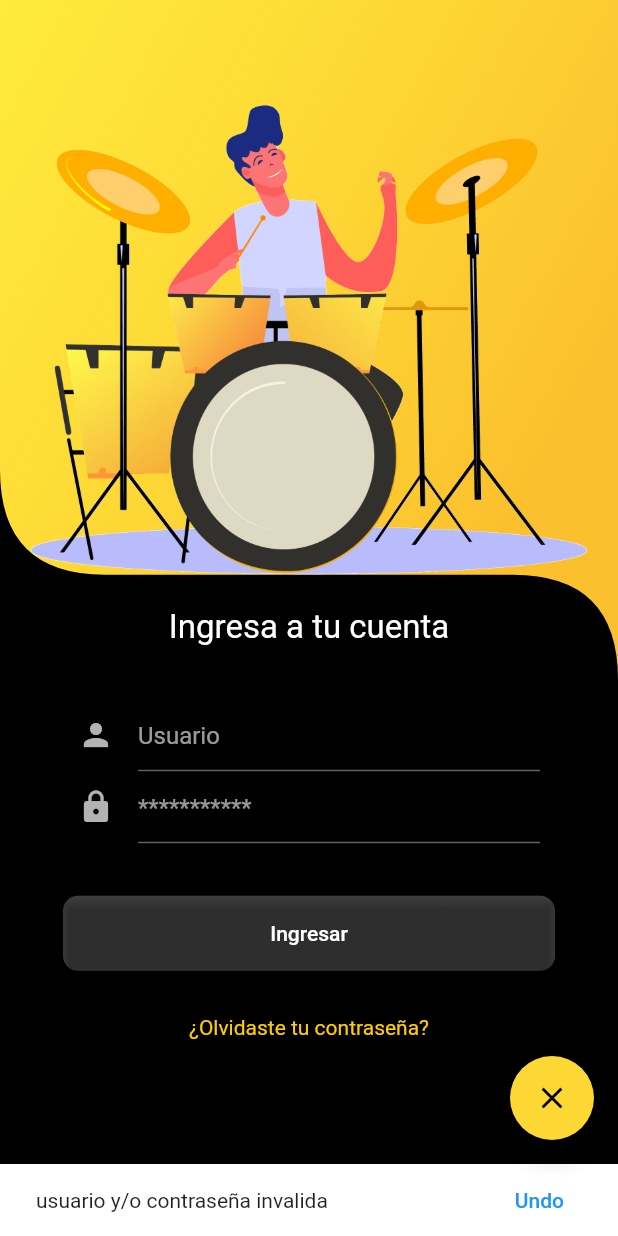
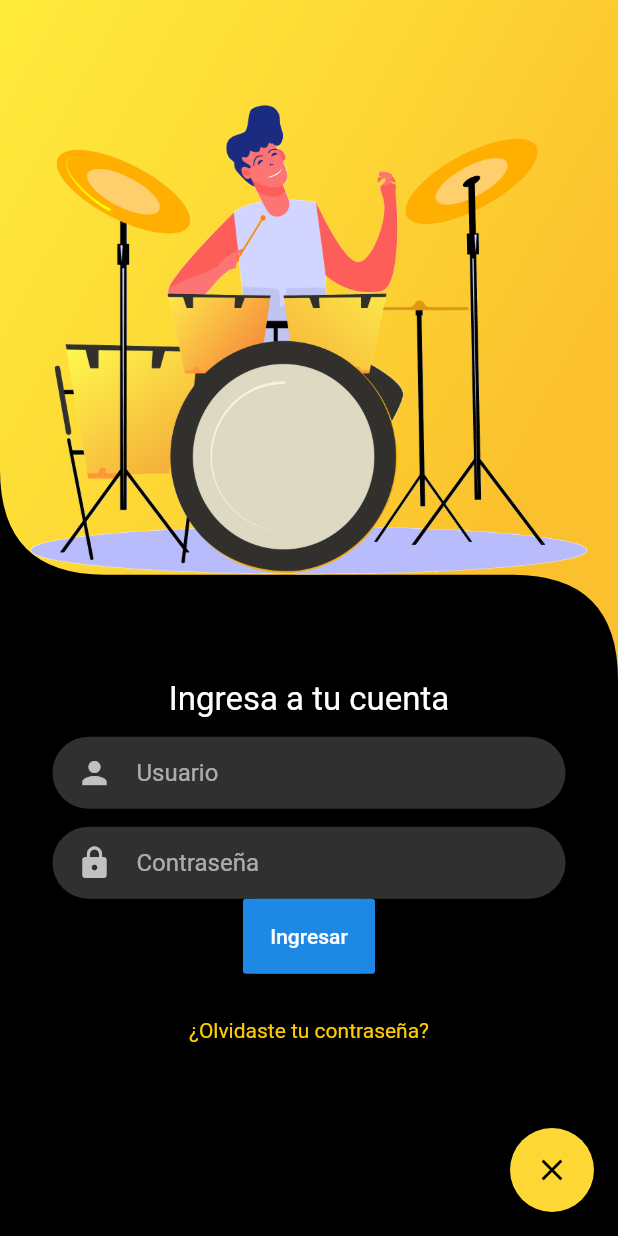
Before and after one commit to luisyozil/Proyecto_Ubicua, a Flutter app: the Login2 screen opened directly, after a tap on "Ingresar", on a phone screen of 412 x 824 dp. Run offline on Flutter 3.47's test engine with Material 2 defaults, Android fonts, the phone set to English and light mode, and no system bars; our stand-ins replace cloud_firestore, firebase_storage, image_picker, material_design_icons_flutter, simple_animations; missing offline and left inert: flutter_slider_indicator; accounts and stored records are empty; Roboto replaces fonts that are missing (Proxima_nova).

Commit message:
Se arreglo el login

```diff
--- a/lib/intro.dart
+++ b/lib/intro.dart
@@ -24,8 +24,7 @@ class _IntroPageState extends State<IntroPage> {
         currentPage = _pageController.page.round();
       });
     });
-    return MaterialApp(
-      home: Scaffold(
+    return  Scaffold(
         body: Stack(
           children: <Widget>[
             Container(
@@ -105,8 +104,7 @@ class _IntroPageState extends State<IntroPage> {
             )
           ],
         ),
-      ),
-    );
+      );
   }
 
 
--- a/lib/login2.dart
+++ b/lib/login2.dart
@@ -5,31 +5,33 @@ import 'Login.dart';
 import 'FadeAnimation.dart';
 import 'PantallaInicio.dart';
 
-class Login2 extends StatefulWidget{
-
+class Login2 extends StatefulWidget {
   @override
   _Login2PageState createState() => _Login2PageState();
 }
 
-class _Login2PageState extends State<Login2>{
+class _Login2PageState extends State<Login2> {
   var width, height;
   //static final GlobalKey<FormState> user = new GlobalKey<FormState>();
   @override
-  Widget build(BuildContext context){
+  Widget build(BuildContext context) {
     width = MediaQuery.of(context).size.width;
     height = MediaQuery.of(context).size.height;
     return Scaffold(
-      floatingActionButton: FloatingActionButton(onPressed: () {
+        floatingActionButton: FloatingActionButton(
+          onPressed: () {
             Navigator.push(
               context,
               MaterialPageRoute(builder: (context) => IntroPage()),
             );
-      },child: Icon(Icons.close),),
+          },
+          child: Icon(Icons.close),
+        ),
         body: SingleChildScrollView(
-        child:
+          child: Column(
+            children: <Widget>[
               Stack(
                 children: <Widget>[
-              _form(height),
                   Hero(
                     tag: 'clipper',
                     child: ClipPath(
@@ -38,166 +40,127 @@ class _Login2PageState extends State<Login2>{
                         height: height * .55,
                         alignment: Alignment.center,
                         decoration: BoxDecoration(
-                        gradient: LinearGradient(colors:[
+                            gradient: LinearGradient(
+                          colors: [
                             Colors.yellow[500],
                             Colors.yellow[600],
                             Colors.yellow[700],
                           ],
                           begin: Alignment.topLeft,
                           end: Alignment.centerRight,
-                        )
+                        )),
+                        child: Image.asset(
+                          "img/musicos.png",
+                          width: width * .9,
                         ),
-                    child: Image.asset("img/musicos.png",width: width*.9,),
                       ),
                     ),
                   ),
                 ],
               ),
-      )
-    );
+              FormLogin(height),
+            ],
+          ),
+        ));
+  }
 }
 
-  Widget _form(height){
-    final myControllerUser = TextEditingController();
-    final myControllerPass = TextEditingController();
+class FormLogin extends StatefulWidget {
+  final height;
+  FormLogin(this.height);
+
+  @override
+  _FormLoginState createState() => _FormLoginState();
+}
+
+class _FormLoginState extends State<FormLogin> {
+  TextEditingController _user ;
+  TextEditingController _pass ;
 
   @override
   void dispose() {
-      // Clean up the controller when the Widget is disposed
-      myControllerUser.dispose();
+    _user.dispose();
+    _pass.dispose();
     super.dispose();
   }
+
   @override
-    void dispose2() {
-      // Clean up the controller when the Widget is disposed
-      myControllerPass.dispose();
-      super.dispose();
+  void initState() {
+    _user = TextEditingController();
+    _pass = TextEditingController();
+    super.initState();
   }
-    return Material(
-      //key:user,
-        color: Colors.black,
+
+  void Verifica(){
+    if(_user.text == "ADMIN" && _pass.text == "ROOT") {
+      Navigator.push(
+          context,
+          MaterialPageRoute(
+            builder: (context) => Inicio(),
+          ));
+    }
+    else{
+      _user.clear();
+      _pass.clear();
+    }
+  }
+
+  @override
+  Widget build(BuildContext context) {
+    return Column(
+      children: <Widget>[
+        Text("Ingresa a tu cuenta",style: TextStyle(color: Colors.white,fontSize: 22,),),
+        Padding(
+          padding: EdgeInsets.only(left: 35, right: 35, top: 12),
+          child: Material(
+            shape: StadiumBorder(),
             child: Padding(
-        padding: const EdgeInsets.symmetric(horizontal: 12,vertical: 12),
-        child: Padding(
-          padding: EdgeInsets.only(top: height*.55-60),
-          child: Column(
-            children: <Widget>[
-              Center(
-                child: Text("Ingresa a tu cuenta",style: TextStyle(color: Colors.white,fontSize: 22,),),
-              ),
-              Padding(
-                padding: EdgeInsets.all(30.0),
-                child: Column(
-                  children: <Widget>[
-                    Container(
-                      padding: EdgeInsets.all(5),
-                      decoration: BoxDecoration(
-                          color: Colors.black54,
-                          borderRadius: BorderRadius.circular(10),
-                          boxShadow: [
-                            BoxShadow(
-                                color: Colors.black12,
-                                blurRadius: 20.0,
-                                offset: Offset(0, 10)
-                            )
-                          ]
-                      ),
-                      child: Column(
-                        children: <Widget>[
-                          Column(
-                            children: <Widget>[
-                              Padding(
-                                padding: EdgeInsets.only(left: 5.0, right: 5.0),
+              padding: EdgeInsets.only(left: 16, right: 16),
               child: TextField(
-                                  controller: myControllerUser,
+                controller: _user,
                 decoration: InputDecoration(
+                  border: InputBorder.none,
                   icon: Icon(Icons.person),
-                                    hintText: 'Usuario',
+                  hintText: "Usuario",
                 ),
               ),
             ),
-                            ],
           ),
-                          Column(
-                            children: <Widget>[
+        ),
         Padding(
-                                padding: EdgeInsets.only(left: 5.0, right: 5.0),
+          padding: EdgeInsets.only(left: 35, right: 35, top: 12),
+          child: Material(
+            shape: StadiumBorder(),
+            child: Padding(
+              padding: EdgeInsets.only(left: 16, right: 16),
               child: TextField(
-                                  obscureText: true,
-                                  controller: myControllerPass,
+                controller: _pass,
                 decoration: InputDecoration(
+                  border: InputBorder.none,
                   icon: Icon(Icons.lock),
-                                    hintText: '***********',
+                  hintText: "Contraseña",
                 ),
               ),
             ),
-                            ],
           ),
-                        ],
-                      ),
-                    ),
-                    SizedBox(
-                      height: 30,
         ),
         Container(
           height: 50,
           decoration: BoxDecoration(
             borderRadius: BorderRadius.circular(10),
             gradient: LinearGradient(
-                                colors: [
-                                  Colors.grey,
-                                  Colors.grey
-                                ]
+              colors: [Colors.grey, Colors.grey]
             ),
             color: Colors.black54
           ),
-                        child: Builder(
-                          builder:(context)=> RaisedButton(
-                            onPressed: () {
-                              var x="";
-                              if(myControllerUser.text=='ADMIN' && myControllerPass.text=='ROOT'){
-                                Navigator.push(
-                                    context,
-                                    MaterialPageRoute(
-                                      builder: (context) => Inicio(),
-                                    ));
-                              }else{
-                                x="usuario y/o contraseña invalida";
-                              }
-                              final snackBar = SnackBar(
-                                content: Text('$x '),
-                                action: SnackBarAction(
-                                  label: 'Undo',
-                                  onPressed: () {
-                                    // Some code to undo the change!
-                                  },
-                                ),
-                              );
-
-                              // Find the Scaffold in the Widget tree and use it to show a SnackBar!
-                              Scaffold.of(context).showSnackBar(snackBar);
-                            },
-                            textColor: Colors.white,
-                            color: Colors.black26,
-                            child: Row(
-                              mainAxisAlignment: MainAxisAlignment.center,
-                              children: <Widget>[
-                                Text('Ingresar'),
-                              ],
-                            ),
-                          ),
+          child: RaisedButton(
+            onPressed: Verifica,
+            child: Text("Ingresar"),
           ),
         ),
         SizedBox(height: 30,),
         Text("¿Olvidaste tu contraseña?", style: TextStyle(color: Color.fromARGB(255, 255, 204, 0)),),
-                    SizedBox(height: 30,),
       ],
-                ),
-              )
-            ],
-          ),
-        )
-      ),
     );
   }
 }
```
Lines whose indentation alone changed are shown as unchanged.
